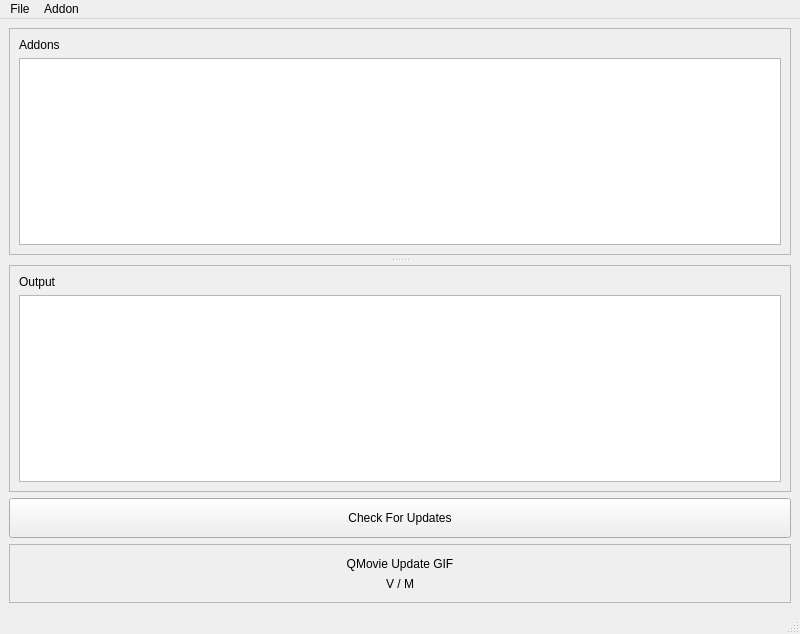
Above: ui/windows/main_window.ui from PaulCanada/wow-addon-updater before the change. Below: the same form after it.
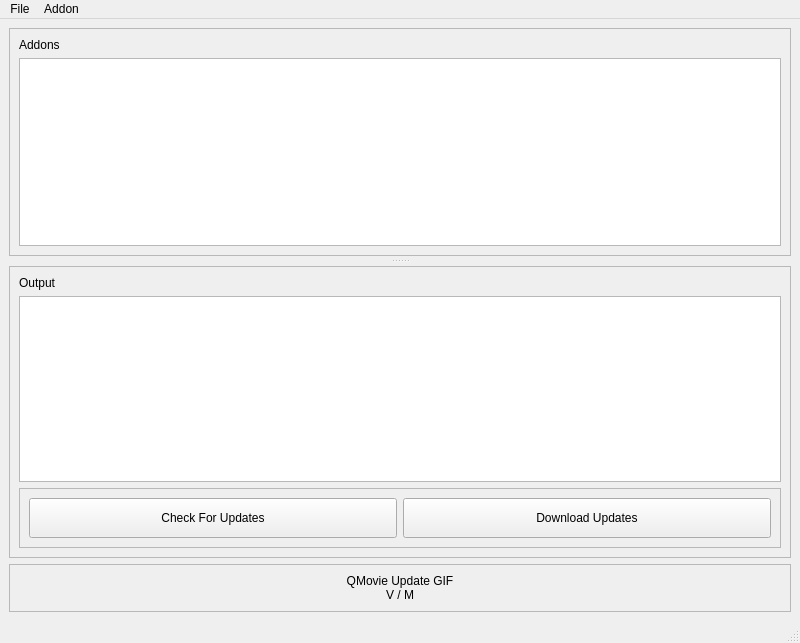
That is the form after the change. Icons and pictures are not drawn.

Commit message: Add download addons button.

The edit to the form file:
```diff
--- a/ui/windows/main_window.ui
+++ b/ui/windows/main_window.ui
@@ -7,7 +7,7 @@
     <x>0</x>
     <y>0</y>
     <width>800</width>
-    <height>634</height>
+    <height>643</height>
    </rect>
   </property>
   <property name="windowTitle">
@@ -153,20 +153,64 @@
           </property>
          </widget>
         </item>
+        <item row="1" column="0">
+         <widget class="QTextEdit" name="teditOutput"/>
+        </item>
+        <item row="2" column="0">
+         <widget class="QFrame" name="frameUpdates">
+          <property name="frameShape">
+           <enum>QFrame::StyledPanel</enum>
+          </property>
+          <property name="frameShadow">
+           <enum>QFrame::Raised</enum>
+          </property>
+          <layout class="QGridLayout" name="gridLayout_5">
+           <item row="0" column="1">
+            <widget class="QPushButton" name="btnDownloadUpdates">
+             <property name="minimumSize">
+              <size>
+               <width>0</width>
+               <height>40</height>
+              </size>
+             </property>
+             <property name="text">
+              <string>Download Updates</string>
+             </property>
+            </widget>
+           </item>
+           <item row="0" column="0">
+            <widget class="QPushButton" name="btnCheckForUpdates">
+             <property name="minimumSize">
+              <size>
+               <width>0</width>
+               <height>40</height>
+              </size>
+             </property>
+             <property name="text">
+              <string>Check For Updates</string>
+             </property>
+            </widget>
+           </item>
+          </layout>
+         </widget>
+        </item>
        </layout>
       </widget>
      </widget>
     </item>
-    <item row="2" column="0" colspan="2">
-     <widget class="QPushButton" name="btnCheckForUpdates">
-      <property name="minimumSize">
+    <item row="3" column="0" colspan="2">
+     <widget class="QFrame" name="frameUpdate">
+      <property name="enabled">
+       <bool>true</bool>
+      </property>
+      <property name="maximumSize">
        <size>
-        <width>0</width>
-        <height>40</height>
+        <width>16777215</width>
+        <height>75</height>
        </size>
       </property>
-      <property name="text">
-       <string>Check For Updates</string>
+      <property name="frameShape">
+       <enum>QFrame::StyledPanel</enum>
       </property>
      </widget>
     </item>
```
Left out of the diff: 104 changed lines with no effect on the pictures. The commit also changes 1 other file.
